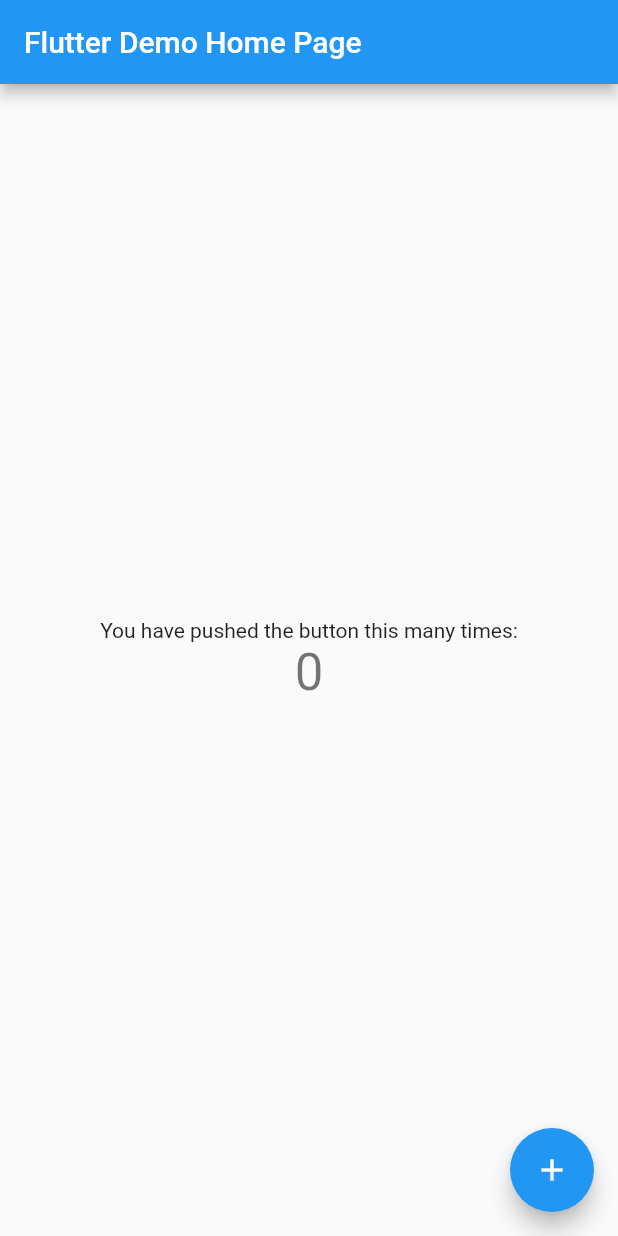
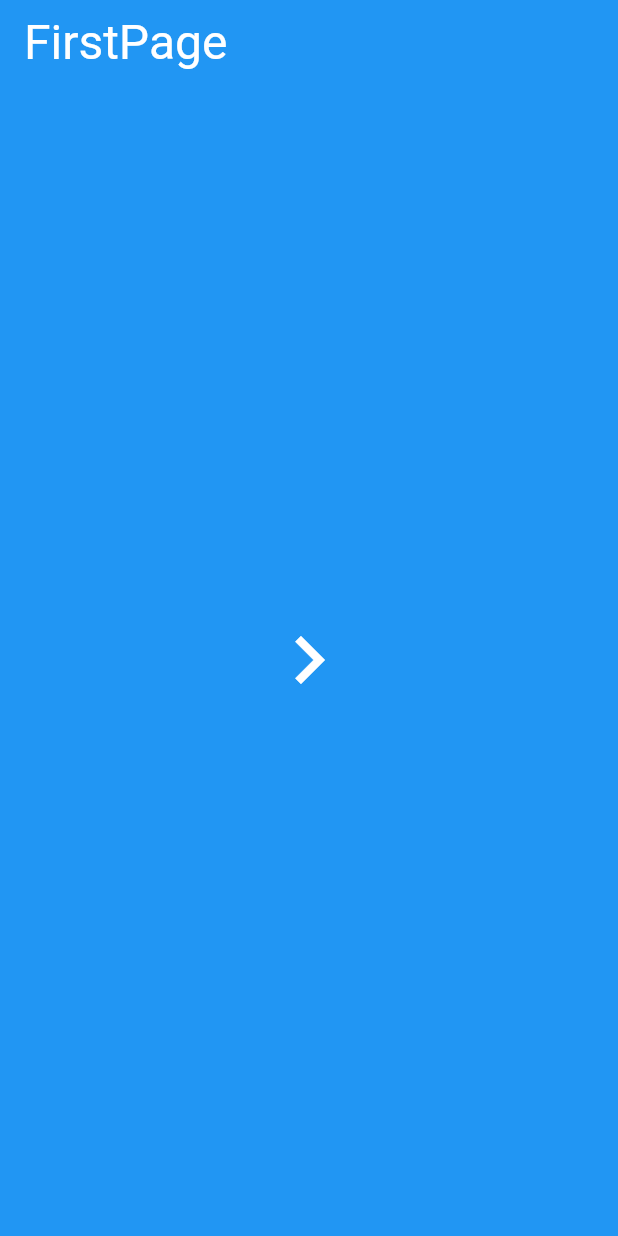
Before and after one commit to Janise001/flutter_practise, a Flutter app: the screen it shows after launch, on a phone screen of 412 x 824 dp. Run offline on Flutter 3.47's test engine with Material 2 defaults, Android fonts, the light colour scheme and no system bars.

Commit message:
路由跳转的动画效果

```diff
--- /dev/null
+++ b/20WidgetDemo/widget_demo_03/lib/custom_route.dart
@@ -0,0 +1,58 @@
+import 'package:flutter/material.dart';
+
+class CustomRoute extends PageRouteBuilder {
+  final Widget widget;
+
+  CustomRoute(this.widget)
+      : super(
+          transitionDuration: Duration(milliseconds: 1000),
+          pageBuilder: (BuildContext context, Animation<double> animation1,
+              Animation<double> animation2) {
+            return widget;
+          },
+          transitionsBuilder: (
+            BuildContext context,
+            Animation<double> animation1,
+            Animation<double> animation2,
+            Widget child,
+          ) {
+//            // 渐变效果
+//            return FadeTransition(
+//                child: child,
+//                opacity: Tween(begin: 0.0, end: 1.0).animate(CurvedAnimation(
+//                  parent: animation1,
+//                  curve: Curves.easeInOut,
+//                )));
+
+//            // 缩放效果
+//            return ScaleTransition(
+//              scale: Tween(begin: 0.0, end: 1.0).animate(CurvedAnimation(
+//                parent: animation1,
+//                curve: Curves.fastOutSlowIn,
+//              )),
+//              child: child,
+//            );
+
+//            // 旋转缩放效果
+//            return RotationTransition(
+//                child: ScaleTransition(
+//                  child: child,
+//                  scale: Tween(begin: 0.0, end: 1.0).animate(CurvedAnimation(
+//                      parent: animation1, curve: Curves.fastOutSlowIn)),
+//                ),
+//                turns: Tween(begin: 0.0, end: 1.0).animate(CurvedAnimation(
+//                  parent: animation1,
+//                  curve: Curves.fastOutSlowIn,
+//                )));
+
+            // 左右划动效果
+            return SlideTransition(
+                child: child,
+                position: Tween(begin: Offset(1.0, 0.0), end: Offset(0.0, 0.0))
+                    .animate(CurvedAnimation(
+                  parent: animation1,
+                  curve: Curves.fastOutSlowIn,
+                )));
+          },
+        );
+}
--- a/20WidgetDemo/widget_demo_03/lib/main.dart
+++ b/20WidgetDemo/widget_demo_03/lib/main.dart
@@ -1,4 +1,5 @@
 import 'package:flutter/material.dart';
+import 'pages.dart';
 
 void main() {
   runApp(MyApp());
@@ -9,105 +10,11 @@
   @override
   Widget build(BuildContext context) {
     return MaterialApp(
-      title: 'Flutter Demo',
+      title: '路由跳动的动画效果',
       theme: ThemeData(
-        // This is the theme of your application.
-        //
-        // Try running your application with "flutter run". You'll see the
-        // application has a blue toolbar. Then, without quitting the app, try
-        // changing the primarySwatch below to Colors.green and then invoke
-        // "hot reload" (press "r" in the console where you ran "flutter run",
-        // or simply save your changes to "hot reload" in a Flutter IDE).
-        // Notice that the counter didn't reset back to zero; the application
-        // is not restarted.
-        primarySwatch: Colors.blue,
+        primarySwatch: Colors.red,
       ),
-      home: MyHomePage(title: 'Flutter Demo Home Page'),
+      home: FirstPage(),
     );
   }
 }
-
-class MyHomePage extends StatefulWidget {
-  MyHomePage({Key key, this.title}) : super(key: key);
-
-  // This widget is the home page of your application. It is stateful, meaning
-  // that it has a State object (defined below) that contains fields that affect
-  // how it looks.
-
-  // This class is the configuration for the state. It holds the values (in this
-  // case the title) provided by the parent (in this case the App widget) and
-  // used by the build method of the State. Fields in a Widget subclass are
-  // always marked "final".
-
-  final String title;
-
-  @override
-  _MyHomePageState createState() => _MyHomePageState();
-}
-
-class _MyHomePageState extends State<MyHomePage> {
-  int _counter = 0;
-
-  void _incrementCounter() {
-    setState(() {
-      // This call to setState tells the Flutter framework that something has
-      // changed in this State, which causes it to rerun the build method below
-      // so that the display can reflect the updated values. If we changed
-      // _counter without calling setState(), then the build method would not be
-      // called again, and so nothing would appear to happen.
-      _counter++;
-    });
-  }
-
-  @override
-  Widget build(BuildContext context) {
-    // This method is rerun every time setState is called, for instance as done
-    // by the _incrementCounter method above.
-    //
-    // The Flutter framework has been optimized to make rerunning build methods
-    // fast, so that you can just rebuild anything that needs updating rather
-    // than having to individually change instances of widgets.
-    return Scaffold(
-      appBar: AppBar(
-        // Here we take the value from the MyHomePage object that was created by
-        // the App.build method, and use it to set our appbar title.
-        title: Text(widget.title),
-      ),
-      body: Center(
-        // Center is a layout widget. It takes a single child and positions it
-        // in the middle of the parent.
-        child: Column(
-          // Column is also a layout widget. It takes a list of children and
-          // arranges them vertically. By default, it sizes itself to fit its
-          // children horizontally, and tries to be as tall as its parent.
-          //
-          // Invoke "debug painting" (press "p" in the console, choose the
-          // "Toggle Debug Paint" action from the Flutter Inspector in Android
-          // Studio, or the "Toggle Debug Paint" command in Visual Studio Code)
-          // to see the wireframe for each widget.
-          //
-          // Column has various properties to control how it sizes itself and
-          // how it positions its children. Here we use mainAxisAlignment to
-          // center the children vertically; the main axis here is the vertical
-          // axis because Columns are vertical (the cross axis would be
-          // horizontal).
-          mainAxisAlignment: MainAxisAlignment.center,
-          children: <Widget>[
-            Text(
-              'You have pushed the button this many times:',
-            ),
-            Text(
-              '$_counter',
-              style: Theme.of(context).textTheme.headline4,
-            ),
-          ],
-        ),
-      ),
-      floatingActionButton: FloatingActionButton(
-        onPressed: _incrementCounter,
-        tooltip: 'Increment',
-        child: Icon(Icons.add),
-      ), // This trailing comma makes auto-formatting nicer for build methods.
-    );
-  }
-}
--- /dev/null
+++ b/20WidgetDemo/widget_demo_03/lib/pages.dart
@@ -0,0 +1,59 @@
+import 'package:flutter/material.dart';
+import 'custom_route.dart';
+
+class FirstPage extends StatelessWidget {
+  @override
+  Widget build(BuildContext context) {
+    return Scaffold(
+      backgroundColor: Colors.blue,
+      appBar: AppBar(
+        title: Text('FirstPage'),
+        elevation: 0.0,
+        titleTextStyle: TextStyle(fontSize: 32.0),
+        backgroundColor: Colors.blue,
+      ),
+      body: Center(
+        child: MaterialButton(
+          onPressed: () {
+//            Navigator.of(context).push(MaterialPageRoute(builder: (BuildContext context){
+//              return SecondPage();
+//            }));
+            Navigator.of(context).push(CustomRoute(SecondPage()));
+          },
+          child: Icon(
+            Icons.navigate_next,
+            color: Colors.white,
+            size: 64.0,
+          ),
+        ),
+      ),
+    );
+  }
+}
+
+class SecondPage extends StatelessWidget {
+  @override
+  Widget build(BuildContext context) {
+    return Scaffold(
+      backgroundColor: Colors.pinkAccent,
+      appBar: AppBar(
+        title: Text('SecondPage'),
+        elevation: 0.0,
+        titleTextStyle: TextStyle(fontSize: 32.0),
+        backgroundColor: Colors.pinkAccent,
+      ),
+      body: Center(
+        child: MaterialButton(
+          onPressed: () {
+            Navigator.of(context).pop();
+          },
+          child: Icon(
+            Icons.navigate_before,
+            color: Colors.white,
+            size: 64.0,
+          ),
+        ),
+      ),
+    );
+  }
+}
```
